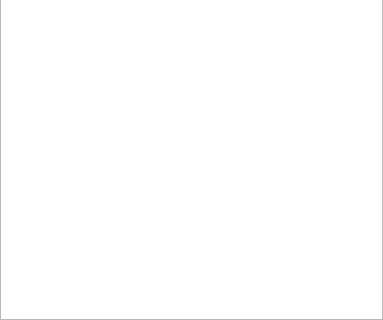
The window that src/editor/propertytab.ui (aibolem/TeleScore) describes before a commit, drawn with Qt 5; both pictures show x 0 to 383 and y 299 to 619 of the 383 by 619 pixel window.
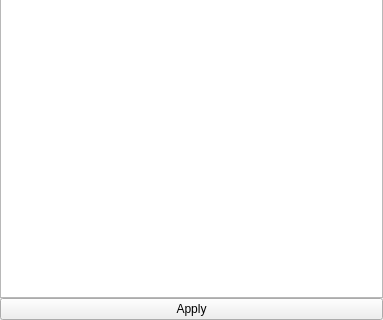
The same window after the commit.

Patch:
```diff
--- a/src/editor/propertytab.ui
+++ b/src/editor/propertytab.ui
@@ -48,6 +48,13 @@
      </attribute>
     </widget>
    </item>
+   <item row="1" column="0">
+    <widget class="QPushButton" name="pushButton">
+     <property name="text">
+      <string>Apply</string>
+     </property>
+    </widget>
+   </item>
   </layout>
  </widget>
  <resources/>
```
